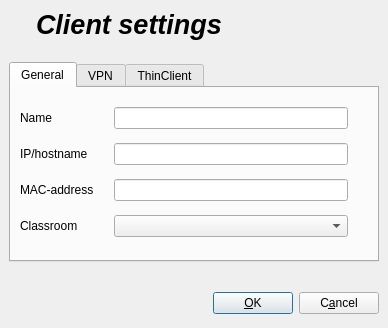
Old version of the form ima/dialogs/client_settings.ui in the repository veyon/veyon.
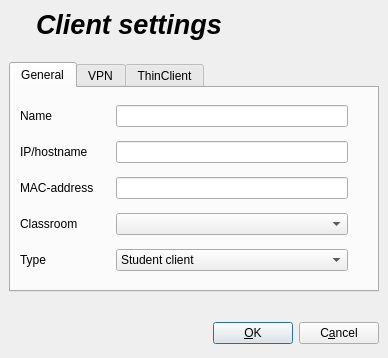
New version of the form. Icons and pictures are not drawn.

What changed in the file:
```diff
--- a/ima/dialogs/client_settings.ui
+++ b/ima/dialogs/client_settings.ui
@@ -7,7 +7,7 @@
     <x>0</x>
     <y>0</y>
     <width>388</width>
-    <height>328</height>
+    <height>358</height>
    </rect>
   </property>
   <property name="windowTitle" >
@@ -111,115 +111,45 @@
       <attribute name="icon" >
        <iconset resource="../italc.qrc" >:/resources/config.png</iconset>
       </attribute>
-      <layout class="QHBoxLayout" >
-       <property name="margin" >
-        <number>9</number>
-       </property>
-       <property name="spacing" >
-        <number>6</number>
-       </property>
-       <item>
-        <layout class="QHBoxLayout" >
-         <property name="margin" >
-          <number>0</number>
-         </property>
-         <property name="spacing" >
-          <number>6</number>
-         </property>
-         <item>
           <layout class="QGridLayout" >
            <property name="margin" >
-            <number>0</number>
+        <number>9</number>
            </property>
            <property name="spacing" >
-            <number>4</number>
-           </property>
-           <item row="0" column="2" >
-            <widget class="QLineEdit" name="nameEdit" >
-             <property name="sizePolicy" >
-              <sizepolicy>
-               <hsizetype>7</hsizetype>
-               <vsizetype>0</vsizetype>
-               <horstretch>0</horstretch>
-               <verstretch>0</verstretch>
-              </sizepolicy>
-             </property>
-             <property name="toolTip" >
-              <string>&lt;html>&lt;head>&lt;meta name="qrichtext" content="1" />&lt;/head>&lt;body style=" white-space: pre-wrap; font-family:Sans Serif; font-size:9pt; font-weight:400; font-style:normal; text-decoration:none;">&lt;p style=" margin-top:0px; margin-bottom:0px; margin-left:0px; margin-right:0px; -qt-block-indent:0; text-indent:0px;">Name of the host which is displayed in iTALC.&lt;/p>&lt;/body>&lt;/html></string>
-             </property>
-            </widget>
-           </item>
-           <item row="0" column="0" >
-            <widget class="QLabel" name="label_3" >
-             <property name="sizePolicy" >
-              <sizepolicy>
-               <hsizetype>5</hsizetype>
-               <vsizetype>5</vsizetype>
-               <horstretch>0</horstretch>
-               <verstretch>0</verstretch>
-              </sizepolicy>
-             </property>
+        <number>6</number>
+       </property>
+       <item row="4" column="0" >
+        <widget class="QLabel" name="label_9" >
              <property name="text" >
-              <string>Name</string>
+          <string>Type</string>
              </property>
              <property name="textFormat" >
               <enum>Qt::PlainText</enum>
              </property>
             </widget>
            </item>
+       <item row="4" column="2" >
+        <widget class="QComboBox" name="typeComboBox" >
+         <item>
+          <property name="text" >
+           <string>Student client</string>
+          </property>
+         </item>
+         <item>
+          <property name="text" >
+           <string>Teacher client</string>
+          </property>
+         </item>
+         <item>
+          <property name="text" >
+           <string>Other/undefined</string>
+          </property>
+         </item>
+        </widget>
+       </item>
            <item row="3" column="2" >
             <widget class="QComboBox" name="classRoomComboBox" />
            </item>
-           <item row="2" column="2" >
-            <widget class="QLineEdit" name="macEdit" >
-             <property name="toolTip" >
-              <string>&lt;html>&lt;head>&lt;meta name="qrichtext" content="1" />&lt;/head>&lt;body style=" white-space: pre-wrap; font-family:Sans Serif; font-size:9pt; font-weight:400; font-style:normal; text-decoration:none;">&lt;p style=" margin-top:0px; margin-bottom:0px; margin-left:0px; margin-right:0px; -qt-block-indent:0; text-indent:0px;">Hardware/MAC-address of client - only used for powering on client&lt;/p>&lt;/body>&lt;/html></string>
-             </property>
-            </widget>
-           </item>
-           <item row="1" column="0" >
-            <widget class="QLabel" name="label_4" >
-             <property name="sizePolicy" >
-              <sizepolicy>
-               <hsizetype>5</hsizetype>
-               <vsizetype>5</vsizetype>
-               <horstretch>0</horstretch>
-               <verstretch>0</verstretch>
-              </sizepolicy>
-             </property>
-             <property name="text" >
-              <string>IP/hostname</string>
-             </property>
-             <property name="textFormat" >
-              <enum>Qt::PlainText</enum>
-             </property>
-            </widget>
-           </item>
-           <item row="1" column="2" >
-            <widget class="QLineEdit" name="IPEdit" >
-             <property name="toolTip" >
-              <string>&lt;html>&lt;head>&lt;meta name="qrichtext" content="1" />&lt;/head>&lt;body style=" white-space: pre-wrap; font-family:Sans Serif; font-size:9pt; font-weight:400; font-style:normal; text-decoration:none;">&lt;p style=" margin-top:0px; margin-bottom:0px; margin-left:0px; margin-right:0px; -qt-block-indent:0; text-indent:0px;">enter an IP-address or hostname under which iTALC can reach the client (use ':' for specifying an optional port-number)&lt;/p>&lt;/body>&lt;/html></string>
-             </property>
-            </widget>
-           </item>
-           <item row="2" column="0" >
-            <widget class="QLabel" name="label_5" >
-             <property name="sizePolicy" >
-              <sizepolicy>
-               <hsizetype>5</hsizetype>
-               <vsizetype>5</vsizetype>
-               <horstretch>0</horstretch>
-               <verstretch>0</verstretch>
-              </sizepolicy>
-             </property>
-             <property name="text" >
-              <string>MAC-address</string>
-             </property>
-             <property name="textFormat" >
-              <enum>Qt::PlainText</enum>
-             </property>
-            </widget>
-           </item>
            <item row="3" column="0" >
             <widget class="QLabel" name="label_7" >
              <property name="text" >
@@ -246,11 +176,90 @@
              </property>
             </spacer>
            </item>
-          </layout>
-         </item>
-        </layout>
+       <item row="2" column="0" >
+        <widget class="QLabel" name="label_5" >
+         <property name="sizePolicy" >
+          <sizepolicy>
+           <hsizetype>5</hsizetype>
+           <vsizetype>5</vsizetype>
+           <horstretch>0</horstretch>
+           <verstretch>0</verstretch>
+          </sizepolicy>
+         </property>
+         <property name="text" >
+          <string>MAC-address</string>
+         </property>
+         <property name="textFormat" >
+          <enum>Qt::PlainText</enum>
+         </property>
+        </widget>
+       </item>
+       <item row="1" column="2" >
+        <widget class="QLineEdit" name="IPEdit" >
+         <property name="toolTip" >
+          <string>&lt;html>&lt;head>&lt;meta name="qrichtext" content="1" />&lt;/head>&lt;body style=" white-space: pre-wrap; font-family:Sans Serif; font-size:9pt; font-weight:400; font-style:normal; text-decoration:none;">&lt;p style=" margin-top:0px; margin-bottom:0px; margin-left:0px; margin-right:0px; -qt-block-indent:0; text-indent:0px;">enter an IP-address or hostname under which iTALC can reach the client (use ':' for specifying an optional port-number)&lt;/p>&lt;/body>&lt;/html></string>
+         </property>
+        </widget>
        </item>
-       <item>
+       <item row="1" column="0" >
+        <widget class="QLabel" name="label_4" >
+         <property name="sizePolicy" >
+          <sizepolicy>
+           <hsizetype>5</hsizetype>
+           <vsizetype>5</vsizetype>
+           <horstretch>0</horstretch>
+           <verstretch>0</verstretch>
+          </sizepolicy>
+         </property>
+         <property name="text" >
+          <string>IP/hostname</string>
+         </property>
+         <property name="textFormat" >
+          <enum>Qt::PlainText</enum>
+         </property>
+        </widget>
+       </item>
+       <item row="2" column="2" >
+        <widget class="QLineEdit" name="macEdit" >
+         <property name="toolTip" >
+          <string>&lt;html>&lt;head>&lt;meta name="qrichtext" content="1" />&lt;/head>&lt;body style=" white-space: pre-wrap; font-family:Sans Serif; font-size:9pt; font-weight:400; font-style:normal; text-decoration:none;">&lt;p style=" margin-top:0px; margin-bottom:0px; margin-left:0px; margin-right:0px; -qt-block-indent:0; text-indent:0px;">Hardware/MAC-address of client - only used for powering on client&lt;/p>&lt;/body>&lt;/html></string>
+         </property>
+        </widget>
+       </item>
+       <item row="0" column="0" >
+        <widget class="QLabel" name="label_3" >
+         <property name="sizePolicy" >
+          <sizepolicy>
+           <hsizetype>5</hsizetype>
+           <vsizetype>5</vsizetype>
+           <horstretch>0</horstretch>
+           <verstretch>0</verstretch>
+          </sizepolicy>
+         </property>
+         <property name="text" >
+          <string>Name</string>
+         </property>
+         <property name="textFormat" >
+          <enum>Qt::PlainText</enum>
+         </property>
+        </widget>
+       </item>
+       <item row="0" column="2" >
+        <widget class="QLineEdit" name="nameEdit" >
+         <property name="sizePolicy" >
+          <sizepolicy>
+           <hsizetype>7</hsizetype>
+           <vsizetype>0</vsizetype>
+           <horstretch>0</horstretch>
+           <verstretch>0</verstretch>
+          </sizepolicy>
+         </property>
+         <property name="toolTip" >
+          <string>&lt;html>&lt;head>&lt;meta name="qrichtext" content="1" />&lt;/head>&lt;body style=" white-space: pre-wrap; font-family:Sans Serif; font-size:9pt; font-weight:400; font-style:normal; text-decoration:none;">&lt;p style=" margin-top:0px; margin-bottom:0px; margin-left:0px; margin-right:0px; -qt-block-indent:0; text-indent:0px;">Name of the host which is displayed in iTALC.&lt;/p>&lt;/body>&lt;/html></string>
+         </property>
+        </widget>
+       </item>
+       <item rowspan="5" row="0" column="3" >
         <spacer>
          <property name="orientation" >
           <enum>Qt::Horizontal</enum>
```
Lines whose indentation alone changed are shown as unchanged.
